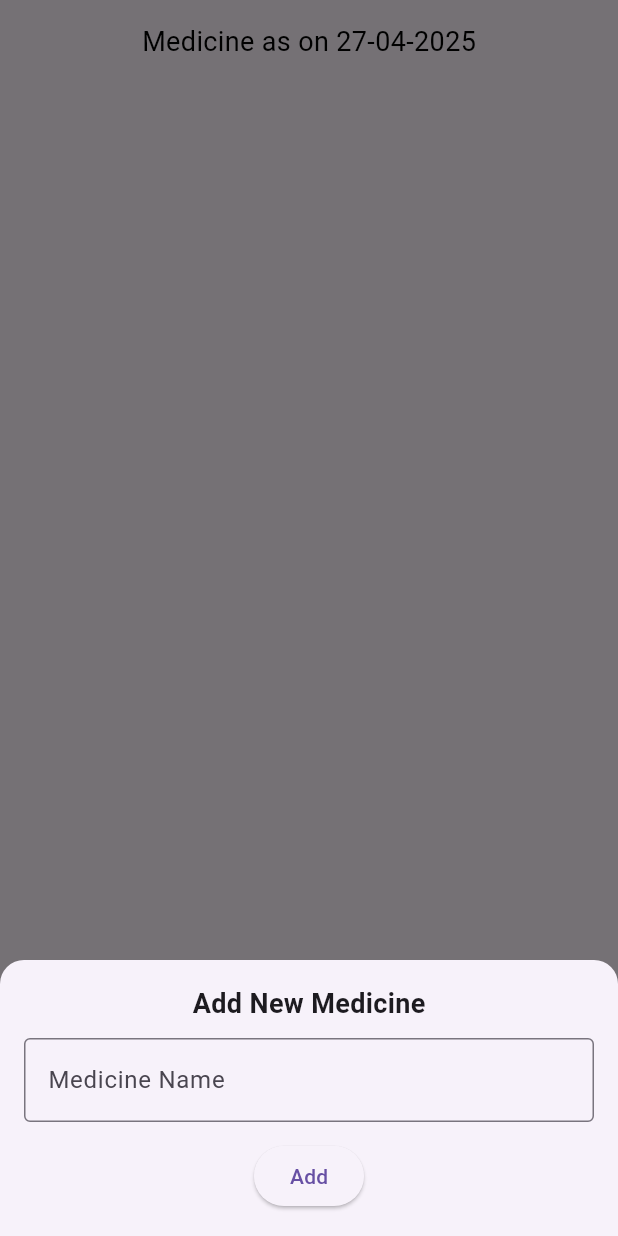
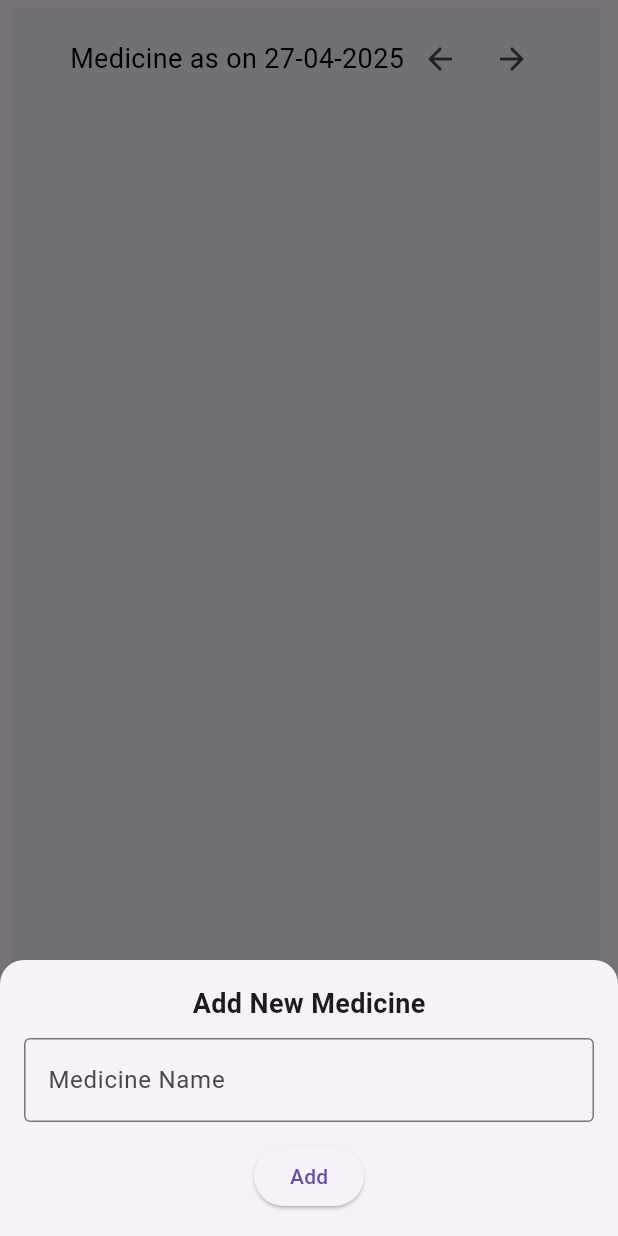
Before and after one commit to mariyavthomas/custom_widgets, a Flutter app: the screen it shows after launch, after a tap on the "arrow back" icon, after a tap on the "arrow forward" icon, after a tap on "Add Medicine", on a phone screen of 412 x 824 dp. Run offline on Flutter 3.47's test engine with Material 3 defaults, Android fonts, the light colour scheme and no system bars; our stand-ins replace flutter_slidable, hive, hive_flutter; accounts and stored records are empty.

Commit message:
remove add savelist

```diff
--- a/lib/main.dart
+++ b/lib/main.dart
@@ -18,6 +18,7 @@ class MyApp extends StatelessWidget {
   @override
   Widget build(BuildContext context) {
     return MaterialApp(
+      debugShowCheckedModeBanner: false,
       home: MedicinePage(),
     );
   }
--- a/lib/medicineTile.dart
+++ b/lib/medicineTile.dart
@@ -71,9 +71,10 @@ class MedicineListWidget extends StatefulWidget {
     this.slidableBorderRadius = 0.0,
     this.keepLabel = 'Keep',
     this.deleteLabel = 'Remove',
-    this.buttonTextStyle =
-        const TextStyle(fontSize: 16, fontWeight: FontWeight.bold),
-    this.buttonColor = Colors.blueAccent,
+    this.buttonTextStyle = const TextStyle(
+      fontSize: 16,
+    ),
+    this.buttonColor = Colors.black,
     this.addButtonText = "Add Medicine",
   });
 
@@ -220,13 +221,6 @@ class _MedicineListWidgetState extends State<MedicineListWidget> {
     );
   }
 
-  bool _isNotReviewedToday(MedicineEntry medicine) {
-    return !medicine.isKept &&
-        !medicine.isMarkedForRemoval &&
-        !_wasActionToday(medicine.lastKeptOrRemovedDate) &&
-        !medicine.isNew;
-  }
-
   String _getStatusLabel(MedicineEntry med) {
     if (med.status == null || med.status!.isEmpty) return 'Not Reviewed';
     return med.status!;
@@ -235,43 +229,38 @@ class _MedicineListWidgetState extends State<MedicineListWidget> {
   void _increaseDate() {
     final today = _selectedDate;
     final todayKey = DateFormat('yyyy-MM-dd').format(today);
-
     final medicinesToday = widget.medicines[todayKey] ?? [];
 
-  // 1. Check for medicines marked for removal and remove them from the list
-  final medicinesToRemove = medicinesToday.where((med) => med.status == "Remove").toList();
+    // 1. Check if any medicine is "Not Reviewed"
+    final hasNotReviewed =
+        medicinesToday.any((med) => _getStatusLabel(med) == 'Not Reviewed');
 
-  if (medicinesToRemove.isNotEmpty) {
-    // Remove medicines that have "Remove" status
-    medicinesToday.removeWhere((med) => med.status == "Remove");
-
-    // 2. Update the medicines list (either in the backend or local state)
-    for (var med in medicinesToRemove) {
-      widget.onDelete(med);  // Ensure this properly updates the list in your widget or backend
-    }
+    if (hasNotReviewed) {
+      ScaffoldMessenger.of(context).showSnackBar(
+        SnackBar(
+          behavior: SnackBarBehavior.floating,
+          backgroundColor: Colors.black87,
+          elevation: 6,
+          margin: const EdgeInsets.symmetric(horizontal: 20, vertical: 10),
+          shape: RoundedRectangleBorder(
+            borderRadius: BorderRadius.circular(12),
+          ),
+          content: Text(
+              'Please review all medicines for $todayKey before proceeding.'),
+          duration: const Duration(seconds: 1),
+        ),
+      );
+      return;
     }
 
-  // 3. Check if any medicine is "Not Reviewed"
-  final hasNotReviewed = medicinesToday.any((med) => _getStatusLabel(med) == 'Not Reviewed');
-
-  if (hasNotReviewed) {
-    // Show dialog or snackbar if there are unreviewed medicines
-    ScaffoldMessenger.of(context).showSnackBar(
-      SnackBar(
-        content: Text('Please review all medicines for $todayKey before proceeding.'),
-      ),
-    );
-    return; // Don't move to the next day if there are unreviewed medicines
-  }
-
-  // 4. Move to the next day and reset status
+    // 2. Move to the next day
     final nextDate = today.add(const Duration(days: 1));
     final nextKey = DateFormat('yyyy-MM-dd').format(nextDate);
 
-  // 5. Pass today's list to the next day with reset status
-  if (!widget.medicines.containsKey(nextKey)) {
-    widget.medicines[nextKey] = medicinesToday.map((med) {
-      return MedicineEntry(
+    // 3. Prepare new list for next day excluding "Remove" items
+    final nextDayMedicines = medicinesToday
+        .where((med) => med.status != "Remove")
+        .map((med) => MedicineEntry(
               name: med.name,
               addedOn: nextDate,
               isNew: false,
@@ -280,13 +269,25 @@ class _MedicineListWidgetState extends State<MedicineListWidget> {
               showKeepRemoveAlways: false,
               markedRemovalTime: null,
               lastKeptOrRemovedDate: null,
-        status: "Not Reviewed", // Reset status to "Not Reviewed"
-      );
-    }).toList();
+              status: "Not Reviewed",
+            ))
+        .toList();
+
+    // 4. Store the new list for the next day (only if not already set)
+    if (!widget.medicines.containsKey(nextKey)) {
+      widget.medicines[nextKey] = nextDayMedicines;
     }
 
+    // 5. Call delete for items marked as "Remove"
+    final toDelete =
+        medicinesToday.where((med) => med.status == "Remove").toList();
+    for (var med in toDelete) {
+      widget.onDelete(med);
+    }
+
+    // 6. Move the selected date forward
     setState(() {
-    _selectedDate = nextDate; // Move to the next date
+      _selectedDate = nextDate;
     });
   }
 
@@ -301,55 +302,50 @@ class _MedicineListWidgetState extends State<MedicineListWidget> {
     final now = DateTime.now();
     final selectedKey = DateFormat('yyyy-MM-dd').format(_selectedDate);
     final todayMedicines = widget.medicines[selectedKey] ?? [];
-
-    final filteredMedicines = todayMedicines.where((medicine) {
-      if (medicine.isMarkedForRemoval &&
-          medicine.status == "Remove" &&
-          medicine.markedRemovalTime != null &&
-          now.isAfter(medicine.markedRemovalTime!)) {
-        // Remove item using widget.onDelete (ensure this updates the state or backend)
-        widget.onDelete(medicine);
-
-        // You might need to call setState() to rebuild the widget if the list is locally stored
-        return false; // Exclude from list if removal is confirmed
-      }
-      return true; // Keep the item in the list if it's not marked for removal
-    }).toList();
+    print(todayMedicines);
 
     return Padding(
       padding: const EdgeInsets.symmetric(horizontal: 8, vertical: 5),
+      child: Container(
+        color: const Color.fromARGB(26, 209, 214, 221),
         child: Column(
           children: [
             const SizedBox(height: 10),
+            Row(
+              mainAxisAlignment: MainAxisAlignment.center,
+              children: [
                 Text(
                   "Medicine as on ${DateFormat('dd-MM-yyyy').format(_selectedDate)}",
                   style: const TextStyle(fontSize: 18, color: Colors.black),
                 ),
+                IconButton(
+                    icon: Icon(Icons.arrow_back), onPressed: _decreaseDate),
+                IconButton(
+                    icon: Icon(Icons.arrow_forward), onPressed: _increaseDate),
+              ],
+            ),
             const SizedBox(height: 10),
-          filteredMedicines.isEmpty
+            todayMedicines.isEmpty
                 ? Expanded(
+                    child: Padding(
+                      padding: const EdgeInsets.only(bottom: 50),
                       child: Align(
                         alignment: Alignment.bottomCenter,
                         child: Row(
                           mainAxisAlignment: MainAxisAlignment.center,
                           children: [
-                        IconButton(
-                            onPressed: _decreaseDate,
-                            icon: Icon(Icons.arrow_back)),
                             ElevatedButton(
                               onPressed: _showAddMedicineBottomSheet,
                               style: ElevatedButton.styleFrom(
                                 backgroundColor: widget.buttonColor,
-                            fixedSize:
-                                Size(widget.buttonWidth, widget.buttonHeight),
+                                fixedSize: Size(
+                                    widget.buttonWidth, widget.buttonHeight),
                               ),
                               child: Text(widget.addButtonText,
                                   style: widget.buttonTextStyle),
                             ),
-                        IconButton(
-                            onPressed: _increaseDate,
-                            icon: Icon(Icons.arrow_forward)),
                           ],
+                        ),
                       ),
                     ),
                   )
@@ -359,9 +355,9 @@ class _MedicineListWidgetState extends State<MedicineListWidget> {
                         ListView.builder(
                           padding:
                               EdgeInsets.only(bottom: widget.buttonHeight + 19),
-                        itemCount: filteredMedicines.length,
+                          itemCount: todayMedicines.length,
                           itemBuilder: (context, index) {
-                          final medicine = filteredMedicines[index];
+                            final medicine = todayMedicines[index];
 
                             final bool isAddedToday =
                                 now.difference(medicine.addedOn).inDays == 0;
@@ -369,15 +365,16 @@ class _MedicineListWidgetState extends State<MedicineListWidget> {
                             final bool wasKeptToday =
                                 _wasActionToday(medicine.lastKeptOrRemovedDate);
 
-                          final showKeepLabel = medicine.isKept && wasKeptToday;
+                            final showKeepLabel =
+                                medicine.isKept && wasKeptToday;
                             final showRemoveLabel =
                                 medicine.isMarkedForRemoval && wasKeptToday;
 
                             Color cardColor = widget.cardColor;
                             final bool isFirstRow = index == 0;
                             return Slidable(
-                              key: ValueKey(
-                                  medicine.name + medicine.addedOn.toString()),
+                                key: ValueKey(medicine.name +
+                                    medicine.addedOn.toString()),
                                 startActionPane:
                                     medicine.status == 'Not Reviewed' ||
                                             medicine.status == "Keep" ||
@@ -388,6 +385,8 @@ class _MedicineListWidgetState extends State<MedicineListWidget> {
                                             extentRatio: 0.5,
                                             children: [
                                               SlidableAction(
+                                                borderRadius:
+                                                    BorderRadius.circular(10),
                                                 onPressed: (context) =>
                                                     _handleKeep(medicine),
                                                 backgroundColor:
@@ -409,6 +408,8 @@ class _MedicineListWidgetState extends State<MedicineListWidget> {
                                             extentRatio: 0.5,
                                             children: [
                                               SlidableAction(
+                                                borderRadius:
+                                                    BorderRadius.circular(10),
                                                 onPressed: (context) =>
                                                     handleRemove(medicine),
                                                 backgroundColor:
@@ -440,7 +441,8 @@ class _MedicineListWidgetState extends State<MedicineListWidget> {
                                                 CrossAxisAlignment.start,
                                             children: [
                                               // LEFT SIDE — Only for NEW
-                                            if (medicine.isNew && isAddedToday)
+                                              if (medicine.isNew &&
+                                                  isAddedToday)
                                                 _buildLabelStrip(
                                                     "NEW", Colors.blue)
                                               else if (showKeepLabel)
@@ -452,16 +454,17 @@ class _MedicineListWidgetState extends State<MedicineListWidget> {
                                               // MAIN CONTENT
                                               Expanded(
                                                 child: Padding(
-                                                padding:
-                                                    const EdgeInsets.all(12.0),
+                                                  padding: const EdgeInsets.all(
+                                                      12.0),
                                                   child: ListTile(
                                                     contentPadding:
-                                                      const EdgeInsets.all(12),
+                                                        const EdgeInsets.all(
+                                                            12),
                                                     title: Center(
                                                       child: Text(
                                                         medicine.name,
-                                                      style:
-                                                          widget.titleTextStyle,
+                                                        style: widget
+                                                            .titleTextStyle,
                                                       ),
                                                     ),
                                                   ),
@@ -475,18 +478,22 @@ class _MedicineListWidgetState extends State<MedicineListWidget> {
                                                     "REMOVE",
                                                     const Color.fromARGB(
                                                         255, 231, 78, 67))
+                                              else if (medicine.status ==
+                                                  "Not Reviewed")
+                                                _buildLabelStrip("NOT REVIEWED",
+                                                    Colors.yellow)
                                               else
                                                 const SizedBox(width: 25),
                                             ],
                                           ),
                                         ),
 
-                                      // BOTTOM STRIP — Only for "Not Reviewed"
-                                      if (medicine.status == "Not Reviewed")
-                                        _buildHorizontalLabelStrip(
-                                            "NOT REVIEWED", Colors.yellow)
-                                      else
-                                        const SizedBox.shrink(),
+                                        // // BOTTOM STRIP — Only for "Not Reviewed"
+                                        // if (medicine.status == "Not Reviewed")
+                                        //   _buildHorizontalLabelStrip(
+                                        //       "NOT REVIEWED", Colors.yellow)
+                                        // else
+                                        //   const SizedBox.shrink(),
                                       ],
                                     ),
                                   ),
@@ -494,70 +501,41 @@ class _MedicineListWidgetState extends State<MedicineListWidget> {
                           },
                         ),
                         Positioned(
-                        bottom: widget.buttonPadding.bottom - 17.6,
-                        left: widget.buttonPadding.left + 45,
+                          bottom: widget.buttonPadding.bottom + 30,
+                          left: widget.buttonPadding.left + 80,
                           right: widget.buttonPadding.right,
                           child: Align(
                             alignment: Alignment.bottomCenter,
                             child: Row(children: [
-                            IconButton(
-                                icon: Icon(Icons.arrow_back),
-                                onPressed: _decreaseDate),
                               ElevatedButton(
                                 onPressed: _showAddMedicineBottomSheet,
                                 style: ElevatedButton.styleFrom(
-                                backgroundColor: widget.buttonColor,
+                                  shape: RoundedRectangleBorder(
+                                    side: BorderSide(
+                                        color: const Color.fromARGB(
+                                            255, 212, 185, 226),
+                                        width:
+                                            1), // Set your border color and width
+                                    borderRadius: BorderRadius.circular(
+                                        10), // Set border radius for rounded corners
+                                  ),
                                   fixedSize: Size(
                                       widget.buttonWidth, widget.buttonHeight),
                                 ),
-                              child: Text(widget.addButtonText,
-                                  style: widget.buttonTextStyle),
+                                child: Text(
+                                  widget.addButtonText,
+                                  style: widget.buttonTextStyle,
                                 ),
-                            IconButton(
-                                icon: Icon(Icons.arrow_forward),
-                                onPressed: _increaseDate),
+                              ),
                             ]),
                           ),
                         ),
-                      // Positioned(
-                      //   bottom: widget.buttonPadding.bottom + 60,
-                      //   left: widget.buttonPadding.left,
-                      //   right: widget.buttonPadding.right,
-                      //   child: Row(
-                      //     mainAxisAlignment: MainAxisAlignment.center,
-                      //     children: [
-                      //       IconButton(
-                      //           icon: Icon(Icons.arrow_back),
-                      //           onPressed: _decreaseDate
-                      //           // () {
-                      //           //   setState(() {
-                      //           //     _selectedDate = _selectedDate
-                      //           //         .subtract(const Duration(days: 1));
-                      //           //   });
-                      //           // }
-                      //           ),
-                      //       // Text(
-                      //       //   DateFormat('dd-MM-yyyy').format(_selectedDate),
-                      //       //   style: TextStyle(fontSize: 16),
-                      //       // ),
-                      //       IconButton(
-                      //           icon: Icon(Icons.arrow_forward),
-                      //           onPressed: _increaseDate
-                      //           // () {
-                      //           //   setState(() {
-                      //           //     _selectedDate =
-                      //           //         _selectedDate.add(const Duration(days: 1));
-                      //           //   });
-                      //           // }
-                      //           ),
-                      //     ],
-                      //   ),
-                      // ),
                       ],
                     ),
                   ),
           ],
         ),
+      ),
     );
   }
 }
```
Also changed, not shown: 8 other files. Lines whose indentation alone changed are shown as unchanged.
